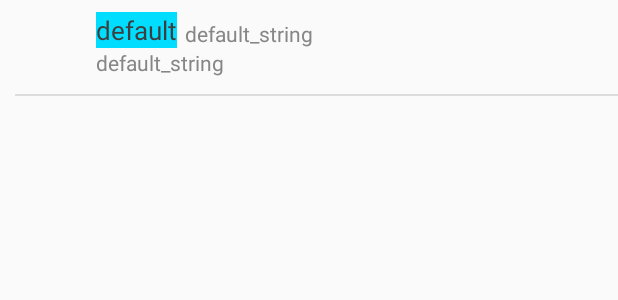
After one commit to Liveinadream/ztnDagger2Demo, an Android app: the layout item_installed_apk.xml on its own in the app's theme, with its tools: preview values and no code run, on a phone screen of 412 x 824 dp. The commit adds this screen. Shown: the top 300 px of the screen. Run offline under Robolectric (Android 15) with nearby library versions, the phone set to English and light mode, and no system bars.

Commit message:
添加了查看手机中安装的应用功能

```diff
--- a/app/src/main/AndroidManifest.xml
+++ b/app/src/main/AndroidManifest.xml
@@ -4,6 +4,7 @@
 
     <uses-permission android:name="android.permission.ACCESS_NETWORK_STATE"/>
     <uses-permission android:name="android.permission.INTERNET"/>
+    <!--<uses-permission android:name="android.permission.INSTALL_PACKAGES"/>-->
     <application
             android:allowBackup="true"
             android:icon="@mipmap/ic_launcher"
@@ -24,6 +25,7 @@
             </intent-filter>
         </activity>
         <activity android:name=".ui.LoginActivity"/>
+        <activity android:name=".ui.InstalledActivity"/>
     </application>
 
 </manifest>
--- a/app/src/main/res/layout/activity_login.xml
+++ b/app/src/main/res/layout/activity_login.xml
@@ -6,7 +6,7 @@
         android:layout_height="match_parent">
 
     <EditText
-            android:id="@+id/name"
+            android:id="@+id/packageName"
             android:layout_width="match_parent"
             android:layout_height="wrap_content"
             app:layout_constraintTop_toTopOf="parent"
@@ -27,7 +27,7 @@
             android:layout_margin="@dimen/margin_5"
             android:autofillHints="张天宁"
             android:textSize="@dimen/sp_20"
-            app:layout_constraintTop_toBottomOf="@id/name"
+            app:layout_constraintTop_toBottomOf="@id/packageName"
             android:maxLength="20"
             android:hint="@string/password"
             android:inputType="numberPassword"/>
--- /dev/null
+++ b/app/src/main/res/layout/item_installed_apk.xml
@@ -0,0 +1,82 @@
+<?xml version="1.0" encoding="utf-8"?>
+<android.support.constraint.ConstraintLayout
+        xmlns:android="http://schemas.android.com/apk/res/android"
+        xmlns:app="http://schemas.android.com/apk/res-auto"
+        android:id="@+id/parent"
+        android:layout_width="match_parent"
+        android:layout_height="wrap_content"
+        android:orientation="vertical">
+
+    <ImageView
+            android:id="@+id/headImg"
+            android:layout_width="48dp"
+            android:layout_height="48dp"
+            android:layout_centerVertical="true"
+            android:layout_margin="@dimen/dp_10"
+            android:contentDescription="@string/headImg"
+            app:layout_constraintBottom_toBottomOf="@id/parent"
+            app:layout_constraintStart_toStartOf="@id/parent"
+            app:layout_constraintTop_toTopOf="@id/parent"
+            />
+
+    <android.support.constraint.Guideline
+            android:id="@+id/centerLine"
+            android:layout_width="wrap_content"
+            android:layout_height="wrap_content"
+            android:orientation="horizontal"
+            app:layout_constraintGuide_percent="0.5"/>
+
+    <TextView
+            android:id="@+id/name"
+            android:layout_width="0dp"
+            android:layout_height="wrap_content"
+            android:layout_marginStart="@dimen/dp_10"
+            android:text="@string/short_default_string"
+            android:textColor="@color/black_3e3e3e"
+            android:background="@android:color/holo_blue_bright"
+            android:textSize="@dimen/sp_17"
+            app:layout_constraintBottom_toBottomOf="@+id/centerLine"
+            app:layout_constraintHorizontal_chainStyle="spread"
+            app:layout_constraintStart_toEndOf="@id/headImg"/>
+
+    <TextView
+            android:id="@+id/packageName"
+            android:layout_width="0dp"
+            android:layout_height="wrap_content"
+            android:layout_toEndOf="@+id/name"
+            android:ellipsize="end"
+            android:maxLines="1"
+            android:gravity="start"
+            android:paddingStart="5dp"
+            android:paddingEnd="5dp"
+            android:text="@string/default_string"
+            android:textColor="@color/gray_868686"
+            app:layout_constraintBottom_toBottomOf="@+id/name"
+            app:layout_constraintEnd_toEndOf="parent"
+            app:layout_constraintHorizontal_chainStyle="spread"
+            app:layout_constraintStart_toEndOf="@id/name"/>
+
+
+    <TextView
+            android:id="@+id/content"
+            android:layout_width="0dp"
+            android:layout_height="wrap_content"
+            android:layout_marginStart="@dimen/dp_10"
+            android:ellipsize="end"
+            android:maxLines="1"
+            android:text="@string/default_string"
+            android:textColor="@color/gray_868686"
+            app:layout_constraintEnd_toEndOf="parent"
+            app:layout_constraintStart_toEndOf="@id/headImg"
+            app:layout_constraintTop_toBottomOf="@+id/centerLine"/>
+
+    <View
+            android:layout_width="match_parent"
+            android:layout_height="1dp"
+            android:layout_below="@id/headImg"
+            android:layout_marginStart="@dimen/margin_10"
+            android:background="@color/gray_dc"
+            app:layout_constraintBottom_toBottomOf="@id/parent"/>
+
+
+</android.support.constraint.ConstraintLayout>
--- a/app/src/main/res/menu/activity_main_drawer.xml
+++ b/app/src/main/res/menu/activity_main_drawer.xml
@@ -13,7 +13,7 @@
                 android:icon="@drawable/ic_menu_gallery"
                 android:title="@string/another"/>
         <item
-                android:id="@+id/nav_slideshow"
+                android:id="@+id/view_installed_apk"
                 android:icon="@drawable/ic_menu_slideshow"
                 android:title="@string/install_apk"/>
         <item
--- a/app/src/main/res/values/colors.xml
+++ b/app/src/main/res/values/colors.xml
@@ -3,4 +3,7 @@
     <color name="colorPrimary">#008577</color>
     <color name="colorPrimaryDark">#00574B</color>
     <color name="colorAccent">#D81B60</color>
+    <color name="black_3e3e3e">#3e3e3e</color>
+    <color name="gray_868686">#868686</color>
+    <color name="gray_dc">#dcdcdc</color>
 </resources>
--- a/app/src/main/res/values/strings.xml
+++ b/app/src/main/res/values/strings.xml
@@ -15,4 +15,7 @@
     <string name="password">密码</string>
     <string name="install_apk">去看看手机中安装的程序</string>
     <string name="ztn_file_manager">浏览一下手机中的文件</string>
+    <string name="headImg">头像</string>
+    <string name="short_default_string">default</string>
+    <string name="default_string">default_string</string>
 </resources>
--- a/config.gradle
+++ b/config.gradle
@@ -21,6 +21,7 @@ ext {
             okhttp  : "3.13.1",
             dagger2 : "2.14.1",
     ]
+
     dependencies = [
             // 使用的仓库   maven { url 'https://jitpack.io' }
 
@@ -62,7 +63,6 @@ ext {
             "fragmentation"             : "me.yokeyword:fragmentation:1.3.6",
             "swipeback"                 : "me.yokeyword:fragmentation-swipeback:1.3.6",
             "recyclerview-adapter"      : 'com.github.CymChad:BaseRecyclerViewAdapterHelper:2.9.22'
+    ]
 
-
-    ]
 }
--- a/library/build.gradle
+++ b/library/build.gradle
@@ -61,6 +61,4 @@ dependencies {
     //other
     api rootProject.ext.dependencies["recyclerview-adapter"]
 
-
-
 }
```
Also changed, not shown: app/src/main/java/com/ztn/app/ui/InstalledActicity.kt (deleted, +0 -17 lines), app/src/main/java/com/ztn/app/ui/InstalledActivity.kt (added, +68 -0 lines), app/src/main/java/com/ztn/app/ui/MainActivity.kt (+4 -4 lines).
